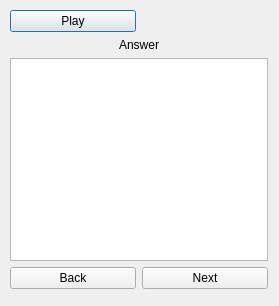
Qt form moduledialog.ui (roman808080/spelling) before a commit.
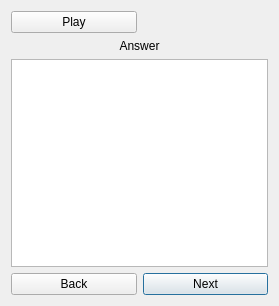
The same form after that commit.

```diff
--- a/moduledialog.ui
+++ b/moduledialog.ui
@@ -13,33 +13,27 @@
   <property name="windowTitle">
    <string>Dialog</string>
   </property>
-  <widget class="QWidget" name="gridLayoutWidget">
-   <property name="geometry">
-    <rect>
-     <x>10</x>
-     <y>10</y>
-     <width>258</width>
-     <height>279</height>
-    </rect>
-   </property>
-   <layout class="QGridLayout" name="gridLayout_2">
+  <property name="sizeGripEnabled">
+   <bool>false</bool>
+  </property>
+  <property name="modal">
+   <bool>false</bool>
+  </property>
+  <layout class="QGridLayout" name="gridLayout">
     <item row="0" column="0">
-     <widget class="QPushButton" name="playButton">
-      <property name="text">
-       <string>Play</string>
-      </property>
-     </widget>
-    </item>
-    <item row="2" column="0" colspan="2">
-     <widget class="QPlainTextEdit" name="answerText"/>
-    </item>
-    <item row="3" column="0">
-     <widget class="QPushButton" name="backButton">
-      <property name="text">
-       <string>Back</string>
-      </property>
-     </widget>
-    </item>
+    <layout class="QGridLayout" name="centralLayout" rowstretch="0,0,0,0">
+     <property name="sizeConstraint">
+      <enum>QLayout::SetDefaultConstraint</enum>
+     </property>
+     <property name="topMargin">
+      <number>0</number>
+     </property>
+     <property name="bottomMargin">
+      <number>0</number>
+     </property>
+     <property name="spacing">
+      <number>6</number>
+     </property>
     <item row="3" column="1">
      <widget class="QPushButton" name="nextButton">
       <property name="text">
@@ -47,6 +41,13 @@
       </property>
      </widget>
     </item>
+     <item row="0" column="0">
+      <widget class="QPushButton" name="playButton">
+       <property name="text">
+        <string>Play</string>
+       </property>
+      </widget>
+     </item>
     <item row="1" column="0" colspan="2">
      <widget class="QLabel" name="answerLabel">
       <property name="text">
@@ -57,8 +58,19 @@
       </property>
      </widget>
     </item>
-   </layout>
-  </widget>
+     <item row="3" column="0">
+      <widget class="QPushButton" name="backButton">
+       <property name="text">
+        <string>Back</string>
+       </property>
+      </widget>
+     </item>
+     <item row="2" column="0" colspan="2">
+      <widget class="QPlainTextEdit" name="answerText"/>
+     </item>
+    </layout>
+   </item>
+  </layout>
  </widget>
  <resources/>
  <connections/>
```
Lines whose indentation alone changed are shown as unchanged.
